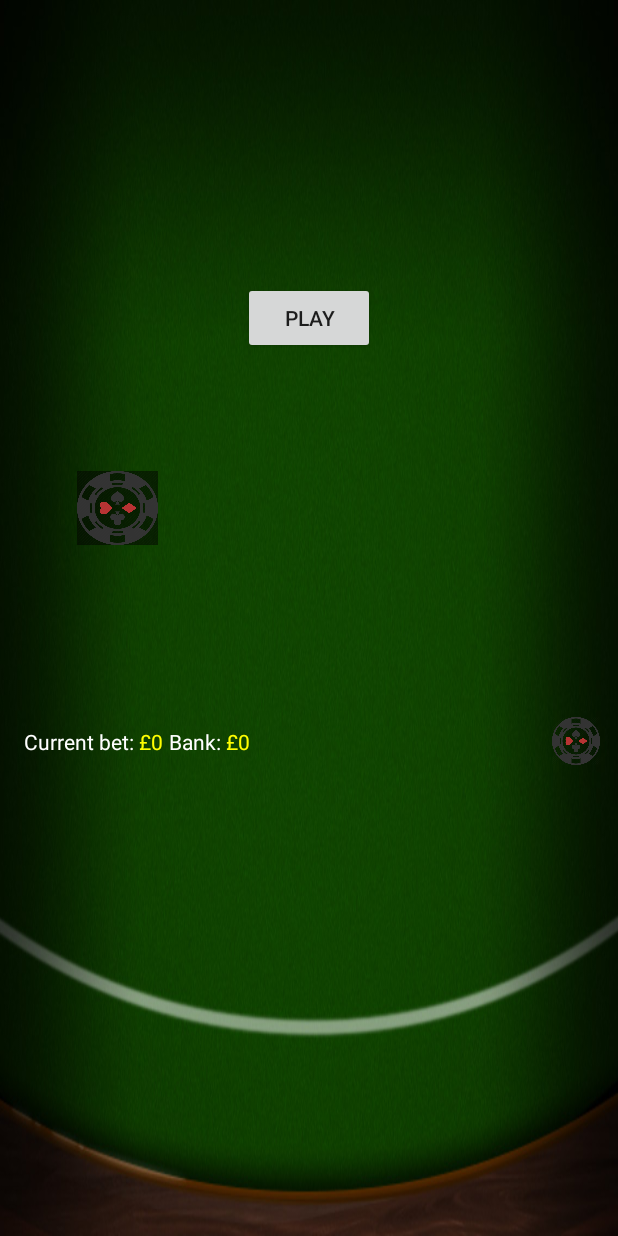
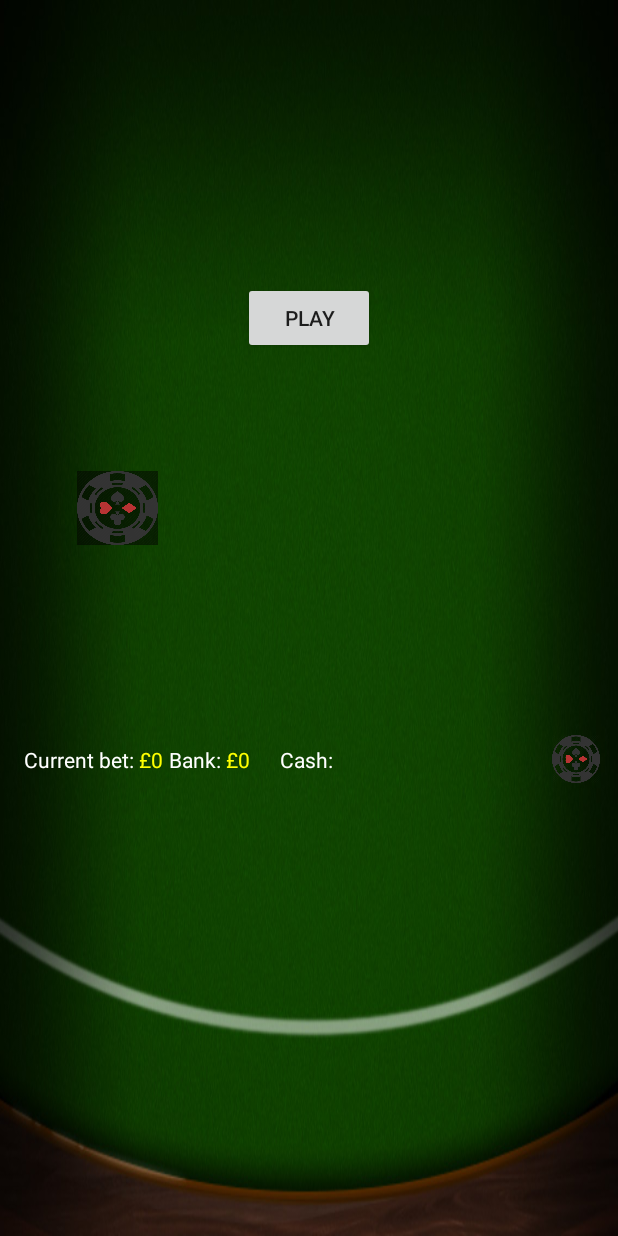
Before and after one commit to gieitlaldywithamy/BlackjackAndroid, an Android app: the screen it shows after launch (MainActivity), on a phone screen of 412 x 824 dp. Run offline under Robolectric (Android 15) with nearby library versions, the phone set to English and light mode, and no system bars.

Commit message:
before changing toolbar

```diff
--- a/app/src/main/java/com/codeclan/amymorrison/toptrumps/MainActivity.java
+++ b/app/src/main/java/com/codeclan/amymorrison/toptrumps/MainActivity.java
@@ -1,5 +1,7 @@
 package com.codeclan.amymorrison.toptrumps;
 
+import android.content.Context;
+import android.content.SharedPreferences;
 import android.graphics.drawable.ColorDrawable;
 import android.support.v7.app.AppCompatActivity;
 import android.os.Bundle;
@@ -44,82 +46,82 @@ public class MainActivity extends AppCompatActivity {
     DealerCardAdapter dealerHandAdapter;
 
     GridView dealerCardDisplay;
-    TextView gameResult;
     TextView bank;
+    TextView cash;
     int dealerHoleCardTrueValue;
     boolean hasDealerRevealedHoleCard;
     int currentBet;
+
+    SharedPreferences sharedPref;
 
     @Override
     protected void onCreate(Bundle savedInstanceState) {
 
         super.onCreate(savedInstanceState);
         setContentView(R.layout.activity_main);
-       actionBar = findViewById(R.id.bet_toolbar);
-//
+        initialiseViews();
+
+        sharedPref = getSharedPreferences(getString(R.string.preference_file_key), Context.MODE_PRIVATE);
+        int wonSoFar = sharedPref.getInt("winnings", 0);
+        bank.setText(String.format("£%d",wonSoFar));
+
+        player = new Player();
+        blackjack = new Blackjack(player);
+        dealer = blackjack.getDealer();
+        //changing player reference - need to change
+        player = blackjack.getPlayer();
+
+        dealerHandAdapter = new DealerCardAdapter(this, dealer.getPlayerHand());
+        dealerCardDisplay.setAdapter(dealerHandAdapter);
+
+        layoutManager = new LinearLayoutManager(this, LinearLayoutManager.HORIZONTAL, false );
+        playerHandAdapter = new CardListAdapter(this, player.getPlayerHand());
+        playerCardListDisplay.setAdapter(playerHandAdapter);
+        playerCardListDisplay.setLayoutManager(layoutManager);
+        playerCardListDisplay.setNestedScrollingEnabled(false);
+
+    }
+
+    private void initialiseViews(){
+        actionBar = findViewById(R.id.bet_toolbar);
         setSupportActionBar(actionBar);
+        //hides default title
         getSupportActionBar().setDisplayShowTitleEnabled(false);
+
         play = findViewById(R.id.play_btn);
         hitBtn = findViewById(R.id.hit_btn);
         standBtn = findViewById(R.id.stand_btn);
-        gameResult = findViewById(R.id.who_won_txtView);
-
-        placeBetLabel = findViewById(R.id.place_bet_txtView);
-        playerHand = new ArrayList<>();
-        dealerHand = new ArrayList<>();
-//        dealerHand.add(new Card(Suit.DIAMONDS, Rank.TEN, CardImage.EIGHTSPADES));
-        dealerHandAdapter = new DealerCardAdapter(this, dealerHand);
-        dealerCardDisplay = findViewById(R.id.dealer_card_grid);
-        dealerCardDisplay.setAdapter(dealerHandAdapter);
-//        playerFirstCardView = findViewById(R.id.player_firstCardImage);
-//        playerSecondCardView = findViewById(R.id.player_secondCardImage);
         playerBetBtn = findViewById(R.id.bet_button_view);
 
+
+        bank = findViewById(R.id.playerBankView);
+        cash = findViewById(R.id.playerCashView);
         playerBetView = findViewById(R.id.playerBetView);
         playerBetView.setText(String.format("£%d",0));
-        bank = findViewById(R.id.playerBankView);
-        bank.setText(String.format("£%d",0));
-        player = new Player();
-        blackjack = new Blackjack(player);
-        dealer = blackjack.getDealer();
 
-
-
-
-        Log.d(getClass().toString(),"Fragment is being created");
-//        playerHand.add(new Card(Suit.CLUBS, Rank.ACE, CardImage.EIGHTSPADES));
-//        playerHand.add(new Card(Suit.DIAMONDS, Rank.EIGHT, CardImage.ACEHEARTS));
-//        View rootView = inflater.inflate(R.layout.fragment_card_view, container, false);
+        dealerCardDisplay = findViewById(R.id.dealer_card_grid);
         playerCardListDisplay = findViewById(R.id.card_list_view_in_fragment);
-        layoutManager = new LinearLayoutManager(this, LinearLayoutManager.HORIZONTAL, false );
-
-        playerHandAdapter = new CardListAdapter(this, playerHand);
-//        dealerHandAdapter = new CardListAdapter(this, dealerHand);
-        playerCardListDisplay.setAdapter(playerHandAdapter);
-        playerCardListDisplay.setLayoutManager(layoutManager);
-        playerCardListDisplay.setNestedScrollingEnabled(false);
-//        playerCardListDisplay.addItemDecoration(new HorizontalSpaceItemDecoration);
-
-//        layoutManager.canScrollHorizontally(false);
 
     }
 
     @Override
     public boolean onCreateOptionsMenu(Menu menu) {
-        // Inflate the menu; this adds items to the action bar if it is present.
         getMenuInflater().inflate(R.menu.main_menu, menu);
         return true;
     }
 
     public void play(View view) {
-        if (Integer.valueOf(playerBetView.getText().toString().substring(1)) > 5) {
+        if (Integer.valueOf(playerBetView.getText().toString().substring(1)) >= 5) {
 
+            player.spendMoney(Integer.valueOf(playerBetView.getText().toString().substring(1)));
+            cash.setText(player.getWallet());
             play.setVisibility(View.INVISIBLE);
 
             blackjack.shuffleDeck();
             blackjack.initialDeal();
-            dealerHand = blackjack.getDealer().getPlayerHand();
-            playerHand = blackjack.getPlayer().getPlayerHand();
+            //changing this!!
+            dealerHand = dealer.getPlayerHand();
+            playerHand = player.getPlayerHand();
             dealerHoleCardTrueValue = dealerHand.get(1).setImageUrl(R.drawable.dealer_card_back);
             //only one of these images should be visible right now, but stay the same card, change the resource! confused
 
@@ -145,31 +147,24 @@ public class MainActivity extends AppCompatActivity {
         hitBtn.setVisibility(View.INVISIBLE);
         standBtn.setVisibility(View.INVISIBLE);
         play.setVisibility(View.INVISIBLE);
-        gameResult.setVisibility(View.VISIBLE);
-        gameResult.setText(blackjack.whoWon().toString());
+
         Player winner = blackjack.getWinner();
-        if (winner.equals(blackjack.getPlayer())){
+        String result = blackjack.whoWon();
+        Toast.makeText(MainActivity.this, result, Toast.LENGTH_LONG).show();
+        if (winner.equals(player)){
             int bet = Integer.valueOf(playerBetView.getText().toString().substring(1));
             int banked = Integer.valueOf(bank.getText().toString().substring(1));
+            player.increaseWinnings(bet);
             bank.setText(String.format("£%d",banked+bet));
+            SharedPreferences.Editor editor = sharedPref.edit();
+            int previousWinnings = sharedPref.getInt("winnings", 0);
+            editor.putInt("winnings", previousWinnings+bet);
+            editor.apply();
+        }
 
-        }
     }
 
-//    @Override
-//    public void setActionBar(String heading) {
-//        // TODO Auto-generated method stub
-//
-//        com.codeclan.amymorrison.toptrumps.ActionBar actionBar = getSupportActionBar();
-//
-//        actionBar.setBackgroundDrawable(new ColorDrawable(getResources().getColor(R.color.title_bar_gray)));
-//        actionBar.setTitle(heading);
-//        actionBar.show();
-//
-//    }
-
     private boolean dealerTurnOverHoleCard(){
-        Log.d(getClass().toString(), "Checking if dealer has all cards visible or not");
 
         //WHY NOT PERMANENTLY?!?
         dealerHand.get(1).setImageUrl(dealerHoleCardTrueValue);
@@ -184,32 +179,16 @@ public class MainActivity extends AppCompatActivity {
         return true;
     }
 
-    private void newTurn(){
-
-        if (player.isBust()) {
-            gameFinish();
-        }
-
-        if (dealer.calculateHandValue() < 17) {
-            dealer.drawCard(dealer.dealCard());
-            dealerHandAdapter.refresh(dealer.getPlayerHand());
-        }
-        if (dealer.isBust()){
-            gameFinish();
-        }
-
-    }
 
     public void hit(View view) {
         player.drawCard(dealer.dealCard());
-        playerHand = blackjack.getPlayer().getPlayerHand();
+        playerHand = player.getPlayerHand();
         playerHandAdapter.refresh(playerHand);
         if (!dealerTurnOverHoleCard()) {
             dealerTurnOverHoleCard();
             hasDealerRevealedHoleCard = true;
         }
         if (player.isBust() || player.hasBlackJack()) {
-            //doesnt work
             gameFinish();
         }
     }
@@ -219,10 +198,6 @@ public class MainActivity extends AppCompatActivity {
         if (!dealerTurnOverHoleCard()) {
             dealerTurnOverHoleCard();
             hasDealerRevealedHoleCard = true;
-        }
-
-        if (player.isBust()) {
-            gameFinish();
         }
 
         while (dealer.calculateHandValue() < 17) {
@@ -238,15 +213,12 @@ public class MainActivity extends AppCompatActivity {
     }
 
     public void new_game(MenuItem item) {
-        //blackjack.newDeck();
         player.emptyHand();
         dealer.emptyHand();
-        playerHand = blackjack.getPlayer().getPlayerHand();
-        dealerHand = blackjack.getDealer().getPlayerHand();
+        playerHand = player.getPlayerHand();
+        dealerHand = dealer.getPlayerHand();
         playerHandAdapter.refresh(playerHand);
         dealerHandAdapter.refresh(dealerHand);
-        gameResult.setVisibility(View.INVISIBLE);
-        placeBetLabel.setVisibility(View.VISIBLE);
         playerBetView.setText(String.format("£%d",0));
         play.setVisibility(View.VISIBLE);
 
--- a/app/src/main/java/com/codeclan/amymorrison/toptrumps/Player.java
+++ b/app/src/main/java/com/codeclan/amymorrison/toptrumps/Player.java
@@ -10,10 +10,14 @@ class Player {
 
     private ArrayList<Card> hand;
     private int handScore;
+    private int winnings;
+    private int wallet;
 
     public Player(){
        hand = new ArrayList<>();
        handScore = 0;
+       this.winnings = 0;
+       this.wallet = 100;
     }
 
     public ArrayList<Card> getPlayerHand(){
@@ -24,6 +28,17 @@ class Player {
         this.hand = new ArrayList<>();
     }
 
+    public void spendMoney(int value){
+        this.wallet -= value;
+    }
+
+    public int getWallet(){
+        return this.wallet;
+    }
+
+    public void increaseWinnings(int bettingWinnings){
+        this.winnings += bettingWinnings;
+    }
     public boolean hasBlackJack(){
         return calculateHandValue()==21;
     }
--- a/app/src/main/res/layout/activity_main.xml
+++ b/app/src/main/res/layout/activity_main.xml
@@ -29,6 +29,7 @@
         android:id="@+id/hit_btn"
         android:layout_width="100dp"
         android:layout_height="50dp"
+        android:layout_marginBottom="8dp"
         android:layout_marginEnd="8dp"
         android:layout_marginStart="40dp"
         android:layout_marginTop="8dp"
@@ -37,7 +38,7 @@
         android:visibility="invisible"
         app:layout_constraintBottom_toTopOf="@+id/card_list_view_in_fragment"
         app:layout_constraintEnd_toEndOf="parent"
-        app:layout_constraintHorizontal_bias="0.114"
+        app:layout_constraintHorizontal_bias="0.131"
         app:layout_constraintStart_toStartOf="parent"
         app:layout_constraintTop_toBottomOf="@+id/dealer_holeCardView"
         app:layout_constraintVertical_bias="0.202" />
@@ -101,7 +102,7 @@
         android:layout_height="127dp"
         android:layout_marginEnd="8dp"
         android:layout_marginStart="8dp"
-        android:layout_marginTop="320dp"
+        android:layout_marginTop="336dp"
         app:layout_constraintEnd_toEndOf="parent"
         app:layout_constraintStart_toStartOf="parent"
         app:layout_constraintTop_toTopOf="parent" />
@@ -125,68 +126,71 @@
     <!--android:background="#000000" />-->
     <!--</android.support.v7.widget.Toolbar>-->
 
-    <TextView
-        android:id="@+id/who_won_txtView"
-        android:layout_width="146dp"
-        android:layout_height="47dp"
-        android:layout_marginBottom="8dp"
-        android:layout_marginEnd="8dp"
-        android:layout_marginStart="8dp"
-        android:layout_marginTop="8dp"
-        android:text=""
-        app:layout_constraintBottom_toBottomOf="parent"
-        app:layout_constraintEnd_toEndOf="parent"
-        app:layout_constraintStart_toStartOf="parent"
-        app:layout_constraintTop_toTopOf="parent"
-        app:layout_constraintVertical_bias="0.508" />
-
-    <GridView
-        android:id="@+id/dealer_card_grid"
-        android:layout_width="360dp"
-        android:layout_height="0dp"
-        android:layout_marginEnd="8dp"
-        android:layout_marginStart="8dp"
-        android:numColumns="5"
-        app:layout_constraintBottom_toTopOf="@+id/bet_button_view"
-        app:layout_constraintStart_toStartOf="parent"
-        app:layout_constraintTop_toBottomOf="@+id/toolbar" />
 
 
     <android.support.v7.widget.Toolbar
         android:id="@+id/bet_toolbar"
         android:layout_width="0dp"
         android:layout_height="54dp"
-        android:layout_marginTop="20dp"
+        android:layout_marginTop="16dp"
         android:background="@android:color/transparent"
         android:minHeight="?attr/actionBarSize"
         android:theme="?attr/actionBarTheme"
         app:layout_constraintEnd_toEndOf="parent"
-        app:layout_constraintHorizontal_bias="0.473"
+        app:layout_constraintHorizontal_bias="1.0"
         app:layout_constraintStart_toStartOf="parent"
-        app:layout_constraintTop_toBottomOf="@id/card_list_view_in_fragment" >
+        app:layout_constraintTop_toBottomOf="@id/card_list_view_in_fragment">
+
         <TextView
             android:id="@+id/playerBetViewLabel"
+            android:layout_width="wrap_content"
+            android:layout_height="wrap_content"
             android:text="Current bet: "
-            android:textColor="@color/toolbarLabel"
-            android:layout_width="wrap_content"
-            android:layout_height="wrap_content" />
+            android:textColor="@color/toolbarLabel" />
+
         <TextView
             android:id="@+id/playerBetView"
-            android:textColor="@color/toolbarText"
             android:layout_width="wrap_content"
-            android:layout_height="wrap_content" />
+            android:layout_height="wrap_content"
+            android:textColor="@color/toolbarText" />
+
         <TextView
             android:id="@+id/playerBankViewLabel"
+            android:layout_width="wrap_content"
+            android:layout_height="wrap_content"
+            android:layout_marginLeft="20dp"
             android:text="Bank: "
-            android:layout_marginLeft="20dp"
-            android:textColor="@color/toolbarLabel"
-            android:layout_width="wrap_content"
-            android:layout_height="wrap_content" />
+            android:textColor="@color/toolbarLabel" />
+
         <TextView
             android:id="@+id/playerBankView"
-            android:textColor="@color/toolbarText"
             android:layout_width="wrap_content"
-            android:layout_height="wrap_content" />
+            android:layout_height="wrap_content"
+            android:textColor="@color/toolbarText" />
+
+        <TextView
+            android:id="@+id/playerCashViewLabel"
+            android:layout_width="wrap_content"
+            android:layout_height="wrap_content"
+            android:layout_marginLeft="20dp"
+            android:text="Cash: "
+            android:textColor="@color/toolbarLabel" />
+
+        <TextView
+            android:id="@+id/playerCashView"
+            android:layout_width="wrap_content"
+            android:layout_height="wrap_content"
+            android:textColor="@color/toolbarText" />
     </android.support.v7.widget.Toolbar>
 
+    <GridView
+        android:id="@+id/dealer_card_grid"
+        android:layout_width="360dp"
+        android:layout_height="0dp"
+        android:numColumns="5"
+        app:layout_constraintBottom_toTopOf="@+id/bet_button_view"
+        app:layout_constraintStart_toStartOf="parent"
+        app:layout_constraintTop_toBottomOf="@+id/toolbar"
+        app:layout_constraintVertical_bias="0.996" />
+
 </android.support.constraint.ConstraintLayout>
--- a/app/src/main/res/values/strings.xml
+++ b/app/src/main/res/values/strings.xml
@@ -1,4 +1,5 @@
 <resources>
     <string name="app_name">TopTrumps</string>
     <string name="bet">BET</string>
+    <string name="preference_file_key">bank</string>
 </resources>
```
Lines whose indentation alone changed are shown as unchanged.
